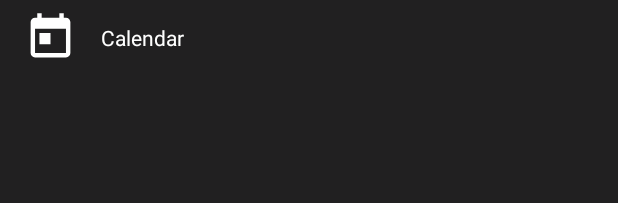
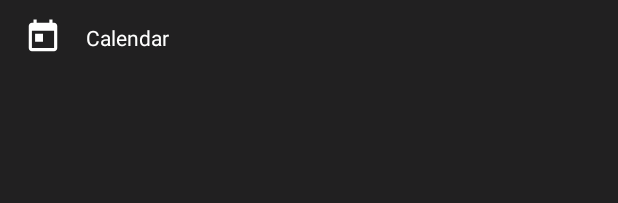
Before and after one commit to nfdz/PermissionsWatcher, an Android app: the layout item_list_permission_group.xml on its own in the app's theme, with its tools: preview values and no code run, on a phone screen of 412 x 824 dp. Shown: the top 203 px of the screen. Run offline under Robolectric (Android 15) with nearby library versions, the phone set to English and light mode, and no system bars.

Commit message:
fix permissions parser and details view

```diff
--- a/PermissionsWatcherApp/app/src/main/java/io/github/nfdz/permissionswatcher/common/utils/PermissionsParser.java
+++ b/PermissionsWatcherApp/app/src/main/java/io/github/nfdz/permissionswatcher/common/utils/PermissionsParser.java
@@ -90,7 +90,7 @@ public class PermissionsParser {
                         permission.startsWith(ANDROID_PERMISSIONS_PREFIX) &&
                         isDangerousPermission(permission)) {
                     permissions.put(permission,
-                            0 == (pi.requestedPermissionsFlags[i] & PackageInfo.REQUESTED_PERMISSION_GRANTED));
+                            0 != (pi.requestedPermissionsFlags[i] & PackageInfo.REQUESTED_PERMISSION_GRANTED));
                 }
             }
             return permissions;
--- a/PermissionsWatcherApp/app/src/main/res/values/dimens.xml
+++ b/PermissionsWatcherApp/app/src/main/res/values/dimens.xml
@@ -16,7 +16,7 @@
     <dimen name="details_activity_icon_size">70dp</dimen>
 
     <dimen name="list_item_permission_height">50dp</dimen>
-    <dimen name="list_item_permission_icon_size">35dp</dimen>
+    <dimen name="list_item_permission_icon_size">25dp</dimen>
     <dimen name="list_item_permission_name">14sp</dimen>
     <dimen name="list_item_permission_horizontal_margin">@dimen/horizontal_margin</dimen>
 
```
Also changed, not shown: PermissionsWatcherApp/app/src/main/java/io/github/nfdz/permissionswatcher/details/view/DetailsActivityView.java (+6 -4 lines).
